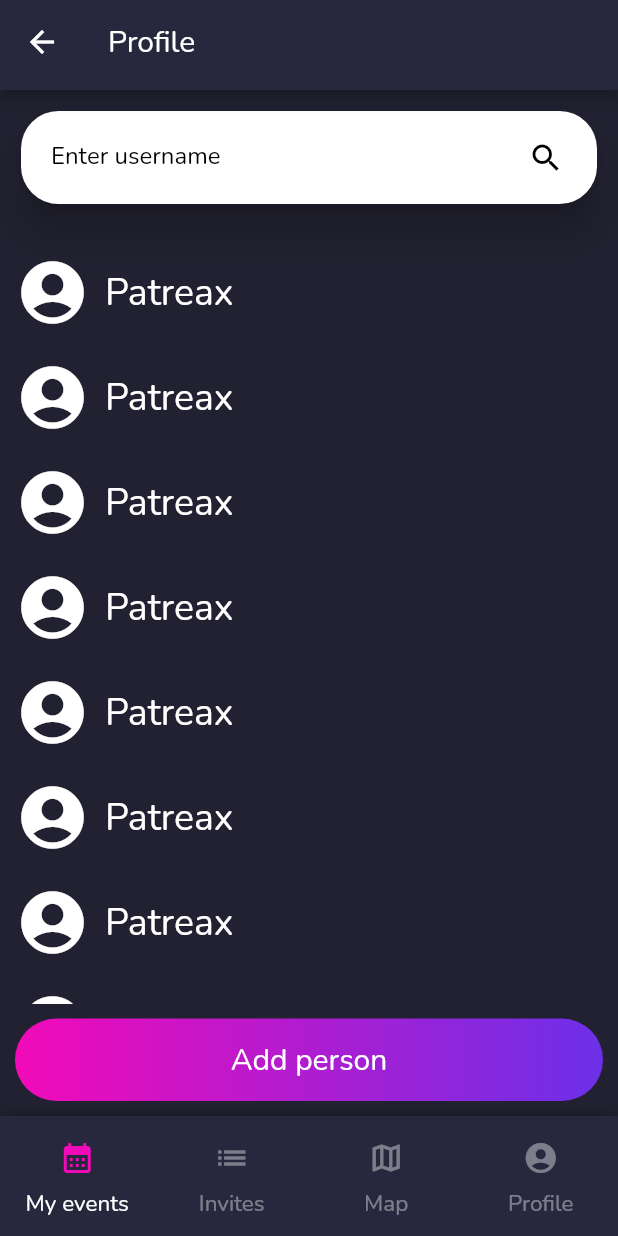
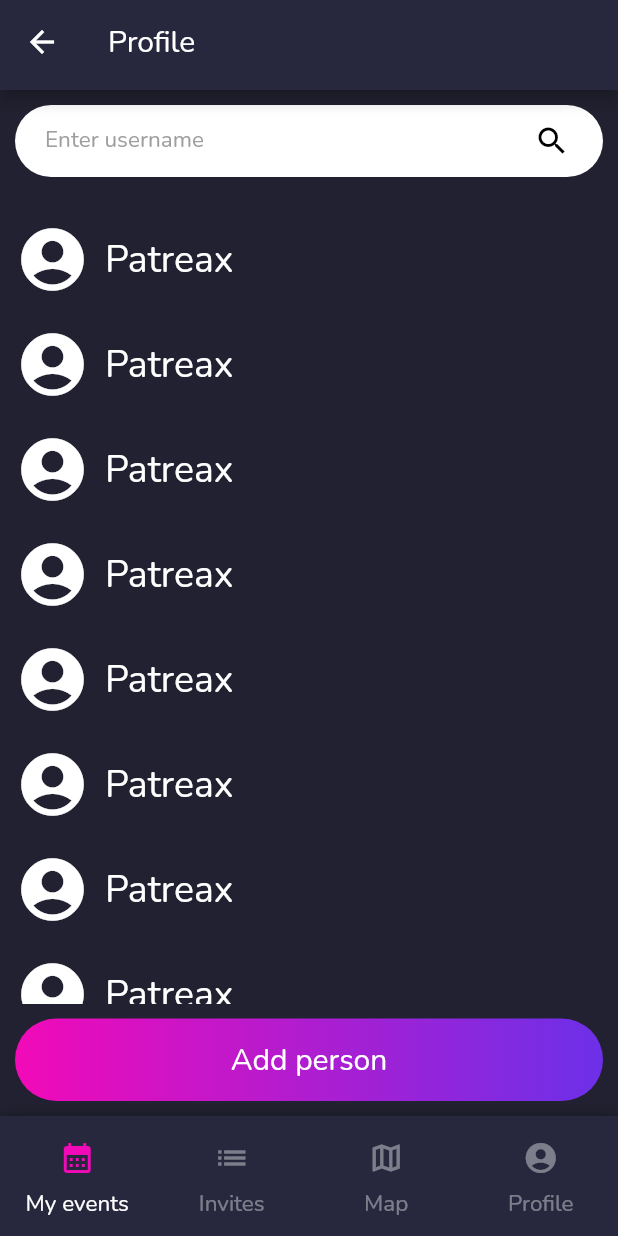
Before and after one commit to MatejKandrac/TakeAWalk, a Flutter app: the PickPersonPage screen opened by its route, on a phone screen of 412 x 824 dp. Run offline on Flutter 3.47's test engine with Material 2 defaults, Android fonts, the phone set to English and light mode, and no system bars; our stand-ins replace auto_route, date_field, dio, either_dart, firebase_core, firebase_messaging and 11 more; accounts and stored records are empty; generated files the repository leaves out were written again.

Commit message:
Fixed broken android build, added location picker
Signed-off-by: MatejKandrac <matkenkan@gmail.com>

```diff
--- a/lib/config/constants.dart
+++ b/lib/config/constants.dart
@@ -7,7 +7,7 @@ class AppConstants {
 
   static const appName = "TakeAWalk";
 
-  static const baseUrl = "http://127.0.0.1:8080";
+  static const baseUrl = "http://192.168.141.205:8080";
 
   static const storageKeyToken = "TAKEAWALK_TOKEN_KEY";
   static const storageKeyRefreshToken = "TAKEAWALK_REFRESH_TOKEN_KEY";
--- a/lib/data/repositories_impl_container.dart
+++ b/lib/data/repositories_impl_container.dart
@@ -1,4 +1,9 @@
 
 export 'repository/users_repository.dart';
+export 'repository/events_repository.dart';
+export 'repository/auth_repository.dart';
 
+
+export 'datasource/local/auth_local_service.dart';
+export 'datasource/remote/auth/auth_api_service.dart';
 export 'datasource/remote/users/users_api_service.dart';
--- /dev/null
+++ b/lib/data/repository/events_repository.dart
@@ -0,0 +1,6 @@
+
+import 'package:take_a_walk_app/domain/repositories/events_repository.dart';
+
+class EventsRepositoryImpl extends EventsRepository {
+
+}
--- a/lib/domain/repositories_container.dart
+++ b/lib/domain/repositories_container.dart
@@ -1,2 +1,4 @@
 
 export 'repositories/users_repository.dart';
+export 'repositories/auth_repository.dart';
+export 'repositories/events_repository.dart';
--- a/lib/main.dart
+++ b/lib/main.dart
@@ -31,7 +31,7 @@ void main() async {
 
   await flutterLocalNotificationsPlugin.initialize(
       const InitializationSettings(
-        android: AndroidInitializationSettings('app_icon'),
+        android: AndroidInitializationSettings('icon_white'),
         linux: LinuxInitializationSettings(defaultActionName: 'Open notification')
       ),
       onDidReceiveBackgroundNotificationResponse: notificationTapBackground);
--- a/lib/views/bloc_container.dart
+++ b/lib/views/bloc_container.dart
@@ -3,3 +3,5 @@ export 'login/bloc/login_bloc.dart';
 export 'splash/bloc/splash_bloc.dart';
 export 'register/bloc/register_bloc.dart';
 export 'profile/bloc/profile_bloc.dart';
+export 'event/create/create_event/bloc/create_event_bloc.dart';
+export 'event/create/pick_person/bloc/pick_person_bloc.dart';
--- a/lib/views/event/create/create_event/widgets/location_widget.dart
+++ b/lib/views/event/create/create_event/widgets/location_widget.dart
@@ -11,7 +11,7 @@ class LocationWidget extends StatelessWidget {
   @override
   Widget build(BuildContext context) {
     return SizedBox(
-      height: 30,
+      height: 40,
       child: Row(
         children: [
           Expanded(
@@ -31,7 +31,7 @@ class LocationWidget extends StatelessWidget {
                 onTap: () => onDelete!(location),
                 child: const Icon(Icons.delete_outline),
               ),
-              if (isReorder) const SizedBox(width: 30)
+              if (isReorder) const Icon(Icons.reorder)
             ],
           )
         ],
--- /dev/null
+++ b/lib/views/event/create/pick_person/bloc/pick_person_bloc.dart
@@ -0,0 +1,31 @@
+
+import 'dart:async';
+
+import 'package:flutter_bloc/flutter_bloc.dart';
+import 'package:take_a_walk_app/domain/models/responses/profile_response.dart';
+import 'package:take_a_walk_app/domain/repositories/users_repository.dart';
+
+part 'pick_person_state.dart';
+
+class PickPersonBloc extends Cubit<PickPersonState> {
+
+  final UsersRepository _repository;
+
+  PickPersonBloc(this._repository) : super(const PickPersonListState());
+  Timer? taskTimer;
+
+  getPeople(String searchText) {
+
+  }
+
+  postFetch(String text) {
+    emit(const PickPersonLoadingState());
+    taskTimer?.cancel();
+    taskTimer = Timer(const Duration(milliseconds: 500), () => _fetchPeople(text));
+  }
+
+  _fetchPeople(String text) async {
+    print(text);
+  }
+
+}
--- /dev/null
+++ b/lib/views/event/create/pick_person/bloc/pick_person_state.dart
@@ -0,0 +1,20 @@
+
+part of 'pick_person_bloc.dart';
+
+abstract class PickPersonState {
+  const PickPersonState();
+}
+
+class PickPersonErrorState extends PickPersonState {
+  final String text;
+  const PickPersonErrorState(this.text);
+}
+
+class PickPersonListState extends PickPersonState {
+  final List<ProfileResponse> people;
+  const PickPersonListState([this.people = const []]);
+}
+
+class PickPersonLoadingState extends PickPersonState {
+  const PickPersonLoadingState();
+}
--- a/lib/views/event/create/pick_person/pick_person_view.dart
+++ b/lib/views/event/create/pick_person/pick_person_view.dart
@@ -1,18 +1,38 @@
 import 'package:auto_route/annotations.dart';
 import 'package:flutter/material.dart';
+import 'package:flutter_bloc/flutter_bloc.dart';
 import 'package:flutter_hooks/flutter_hooks.dart';
+import 'package:take_a_walk_app/di.dart';
+import 'package:take_a_walk_app/domain/models/responses/profile_response.dart';
+import 'package:take_a_walk_app/views/event/create/pick_person/bloc/pick_person_bloc.dart';
+import 'package:take_a_walk_app/widget/app_button.dart';
 import 'package:take_a_walk_app/widget/app_scaffold.dart';
+import 'package:take_a_walk_app/widget/success_dialog.dart';
 
-import '../../../../widget/app_button.dart';
 
 @RoutePage()
 class PickPersonPage extends HookWidget {
   const PickPersonPage({Key? key}) : super(key: key);
 
+  _onTextChanged(String text, BuildContext context) {
+    BlocProvider.of<PickPersonBloc>(context).postFetch(text);
+  }
+
   @override
   Widget build(BuildContext context) {
     final personController = useTextEditingController();
-    return AppScaffold(
+    final bloc = useMemoized<PickPersonBloc>(() => di());
+    return BlocProvider<PickPersonBloc>(
+      create: (context) => bloc,
+      child: BlocListener<PickPersonBloc, PickPersonState>(
+        listener: (context, state) {
+          if (state is PickPersonErrorState) {
+            showStateDialog(context: context, isSuccess: false, closeOnConfirm: true, text: state.text);
+          }
+        },
+        child: BlocBuilder<PickPersonBloc, PickPersonState>(
+          buildWhen: (previous, current) => current is! PickPersonErrorState,
+          builder: (context, state) => AppScaffold(
             appBar: AppBar(
               title: Text("Profile", style: Theme.of(context).textTheme.bodyMedium),
               automaticallyImplyLeading: true,
@@ -24,49 +44,41 @@ class PickPersonPage extends HookWidget {
                   padding: const EdgeInsets.all(10),
                   child: Column(
                     children: [
-                Card(
-                  shape: RoundedRectangleBorder(
+                      Container(
+                        padding: const EdgeInsets.only(right: 10, left: 20),
+                        decoration: BoxDecoration(
+                          color: Colors.white,
                           borderRadius: BorderRadius.circular(25),
+                          boxShadow: [
+                            BoxShadow(
+                              color: Colors.black.withAlpha(100)
+                            )
+                          ]
                         ),
-                  color: Colors.white,
-                  elevation: 10,
-                  child: Padding(
-                    padding: const EdgeInsets.only(right: 10, left: 20),
-                    child: Row(
-                      children: [
-                        Expanded(
                         child: TextField(
                           style: const TextStyle(color: Colors.black),
                           controller: personController,
-                            decoration: const InputDecoration(
-                              labelText: 'Enter username',
-                              labelStyle: TextStyle(color: Colors.black),
-                            ),
-                          ),
-                        ),
-                        const SizedBox(
-                          width: 10,
-                        ),
-                        IconButton(
-                          onPressed: () {},
-                          icon: const Icon(
-                            Icons.search,
-                            color: Colors.black,
-                          ),
-                        ),
-                      ],
+                          onChanged: (value) => _onTextChanged(value, context),
+                          decoration: InputDecoration(
+                            hintText: 'Enter username',
+                            hintStyle: Theme.of(context).textTheme.bodySmall?.copyWith(color: Colors.grey),
+                            labelStyle: const TextStyle(color: Colors.black),
+                            suffixIcon: const Icon(Icons.search, color: Colors.black),
+                            border: InputBorder.none
                           ),
                         ),
                       ),
                       Expanded(
                         child: Container(
                           margin: const EdgeInsets.only(top: 20, bottom: 10),
-                    child: ListView.builder(
+                          child: (state is PickPersonLoadingState) ?
+                          const Center(child: CircularProgressIndicator())
+                          : ListView.builder(
                             shrinkWrap: true,
                             physics: const AlwaysScrollableScrollPhysics(),
                             itemCount: 20,
                             itemBuilder: (context, index) {
-                        return Container(
+                              return SizedBox(
                                 height: 70,
                                 child: Row(
                                   children: const [
@@ -98,6 +110,9 @@ class PickPersonPage extends HookWidget {
                 ),
               ),
             ),
+          ),
+        ),
+      ),
     );
   }
 }
--- a/lib/widget/app_button.dart
+++ b/lib/widget/app_button.dart
@@ -1,14 +1,12 @@
-
 import 'package:flutter/material.dart';
 
 class AppButton extends StatelessWidget {
-
   const AppButton.text({
     Key? key,
     required this.child,
     required this.onPressed,
     this.height = 55,
-  }) : backgroundColor = Colors.transparent,
+  })  : backgroundColor = Colors.transparent,
         gradient = null,
         outlineColor = null,
         radius = 30,
@@ -20,7 +18,7 @@ class AppButton extends StatelessWidget {
     required this.onPressed,
     this.height = 55,
     this.backgroundColor = const Color(0xff7740c2),
-  }) : gradient = null,
+  })  : gradient = null,
         outlineColor = null,
         radius = 30,
         super(key: key);
@@ -31,7 +29,7 @@ class AppButton extends StatelessWidget {
     required this.onPressed,
     this.height = 55,
     this.backgroundColor = const Color(0xffF20AB8),
-  }) : gradient = null,
+  })  : gradient = null,
         outlineColor = null,
         radius = 30,
         super(key: key);
@@ -41,13 +39,9 @@ class AppButton extends StatelessWidget {
     required this.child,
     required this.onPressed,
     this.gradient = const LinearGradient(
-        colors: <Color>[
-          Color(0xffF20AB8),
-          Color(0xff6C30E8)
-        ]
-    ),
+        colors: <Color>[Color(0xffF20AB8), Color(0xff6C30E8)]),
     this.height = 55,
-  }) : outlineColor = null,
+  })  : outlineColor = null,
         radius = 30,
         backgroundColor = Colors.transparent,
         super(key: key);
@@ -60,18 +54,19 @@ class AppButton extends StatelessWidget {
     this.radius = 30,
     this.height = 55,
     this.backgroundColor = Colors.transparent,
-  }) : gradient = null, super(key: key);
+  })  : gradient = null,
+        super(key: key);
 
-  const AppButton({
-    Key? key,
+  const AppButton(
+      {Key? key,
       required this.child,
       required this.onPressed,
       required this.backgroundColor,
       this.outlineColor,
       this.gradient,
       this.radius = 30,
-    this.height = 55
-  }) : super(key: key);
+      this.height = 55})
+      : super(key: key);
 
   final double height;
   final Widget child;
@@ -88,18 +83,24 @@ class AppButton extends StatelessWidget {
       width: double.infinity,
       decoration: BoxDecoration(
         gradient: gradient,
-        border: outlineColor == null ? null : Border.all(
-            color: outlineColor!,
-            width: 2
-        ),
+        border: outlineColor == null
+            ? null
+            : Border.all(color: outlineColor!, width: 2),
         borderRadius: BorderRadius.circular(radius),
       ),
       child: ElevatedButton(
         onPressed: onPressed,
-        style: ElevatedButton.styleFrom(
-            backgroundColor: backgroundColor,
-            shadowColor: Colors.transparent,
-            shape: RoundedRectangleBorder(borderRadius: BorderRadius.circular(radius))
+        style: ButtonStyle(
+          backgroundColor: MaterialStateProperty.resolveWith<Color>((states) {
+            if (states.contains(MaterialState.disabled)) {
+              return backgroundColor.withAlpha(100);
+            } else {
+              return backgroundColor;
+            }
+          }),
+          shadowColor: MaterialStateProperty.all(Colors.transparent),
+          shape: MaterialStateProperty.all(RoundedRectangleBorder(
+              borderRadius: BorderRadius.circular(radius))),
         ),
         child: child,
       ),
```
Also changed, not shown: lib/di.dart (+3 -5 lines), lib/domain/repositories/events_repository.dart (added, +10 -0 lines), lib/views/event/create/create_event/bloc/create_event_bloc.dart (+32 -1 lines), lib/views/event/create/create_event/create_event_view.dart (+44 -34 lines), 4 other files. Lines whose indentation alone changed are shown as unchanged.
